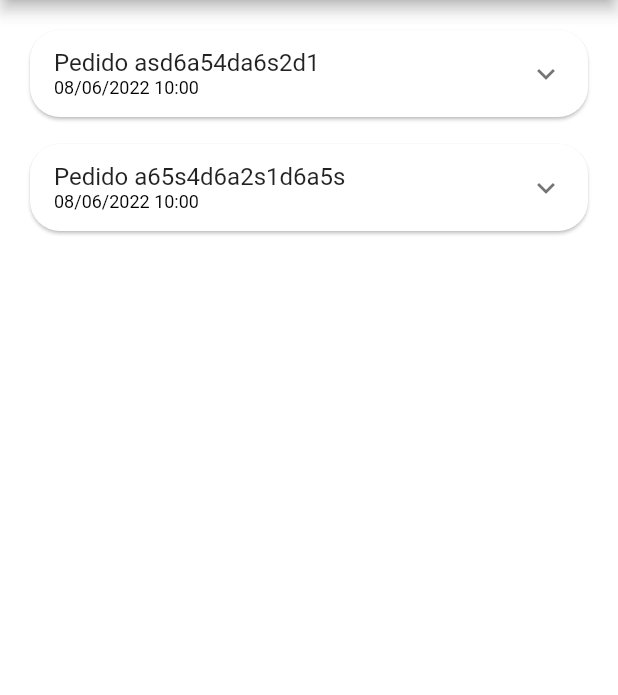
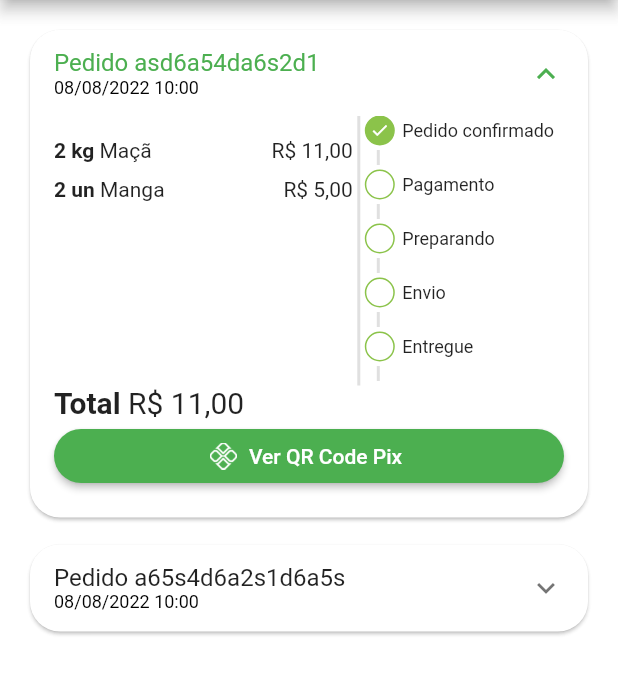
Before and after one commit to gbllopes/quitandinha-flutter-getx, a Flutter app: the OrdersTab screen opened directly, on a phone screen of 412 x 824 dp, the part 84-779 px from its top. Run offline on Flutter 3.47's test engine with Material 2 defaults, Android fonts, the phone set to English and light mode, and no system bars; our stand-ins replace animated_text_kit, badges, fluttertoast, mask_text_input_formatter, qr_flutter; missing offline and left inert: add_to_cart_animation.

Commit message:
Adiciona animações ao APP.

```diff
--- a/lib/src/config/app_data.dart
+++ b/lib/src/config/app_data.dart
@@ -95,10 +95,10 @@ List<OrderModel> orders = [
   OrderModel(
     copyAndPaste: 'q1w2e3r4t5y6',
     createdDateTime: DateTime.parse(
-      '2022-06-08 10:00:10.458',
+      '2022-08-08 10:00:10.458',
     ),
     overdueDateTime: DateTime.parse(
-      '2022-06-08 11:00:10.458',
+      '2022-09-08 11:00:10.458',
     ),
     id: 'asd6a54da6s2d1',
     status: 'pending_payment',
@@ -119,10 +119,10 @@ List<OrderModel> orders = [
   OrderModel(
     copyAndPaste: 'q1w2e3r4t5y6',
     createdDateTime: DateTime.parse(
-      '2022-06-08 10:00:10.458',
+      '2022-08-08 10:00:10.458',
     ),
     overdueDateTime: DateTime.parse(
-      '2022-06-08 11:00:10.458',
+      '2022-09-08 11:00:10.458',
     ),
     id: 'a65s4d6a2s1d6a5s',
     status: 'delivered',
--- a/lib/src/pages/base/base_screen.dart
+++ b/lib/src/pages/base/base_screen.dart
@@ -33,7 +33,10 @@ class _BaseScreenState extends State<BaseScreen> {
         onTap: (index) {
           setState(() {
             currentIndex = index;
-            pageController.jumpToPage(index);
+            // pageController.jumpToPage(index);
+            pageController.animateToPage(index,
+                duration: const Duration(milliseconds: 500),
+                curve: Curves.ease);
           });
         },
         currentIndex: currentIndex,
--- a/lib/src/pages/cart/components/order_status_widget.dart
+++ b/lib/src/pages/cart/components/order_status_widget.dart
@@ -6,7 +6,18 @@ class OrderStatusWidget extends StatelessWidget {
   final String status;
   final bool isOverdue;
 
-  const OrderStatusWidget({
+  final Map<String, int> allStatus = <String, int>{
+    'pending_payment': 0,
+    'refunded': 1,
+    'paid': 2,
+    'preparing_purchase': 3,
+    'shipping': 4,
+    'delivered': 5
+  };
+
+  int get currentStatus => allStatus[status]!;
+
+  OrderStatusWidget({
     Key? key,
     required this.status,
     required this.isOverdue,
@@ -15,10 +26,47 @@ class OrderStatusWidget extends StatelessWidget {
   @override
   Widget build(BuildContext context) {
     return Column(
-      children: const [
-        _StatusDot(isActive: true, title: 'Teste de pagamento'),
-        _StatusDot(isActive: false, title: 'Pagamento efetuado'),
+      crossAxisAlignment: CrossAxisAlignment.start,
+      children: [
+        const _StatusDot(isActive: true, title: 'Pedido confirmado'),
+        const _CustomDivider(),
+        if (currentStatus == 1) ...[
+          const _StatusDot(
+            isActive: true,
+            title: 'Pix estornado',
+            backgroundColor: Colors.orange,
+          ),
+        ] else if (isOverdue) ...[
+          const _StatusDot(
+            isActive: true,
+            title: 'Pagamento pix vencido',
+            backgroundColor: Colors.red,
+          )
+        ] else ...[
+          _StatusDot(isActive: currentStatus >= 2, title: 'Pagamento'),
+          const _CustomDivider(),
+          _StatusDot(isActive: currentStatus >= 3, title: 'Preparando'),
+          const _CustomDivider(),
+          _StatusDot(isActive: currentStatus >= 4, title: 'Envio'),
+          const _CustomDivider(),
+          _StatusDot(isActive: currentStatus == 5, title: 'Entregue'),
+          const _CustomDivider(),
+        ]
       ],
+    );
+  }
+}
+
+class _CustomDivider extends StatelessWidget {
+  const _CustomDivider({Key? key}) : super(key: key);
+
+  @override
+  Widget build(BuildContext context) {
+    return Container(
+      margin: const EdgeInsets.symmetric(horizontal: 8, vertical: 3),
+      height: 10,
+      width: 2,
+      color: Colors.grey.shade300,
     );
   }
 }
@@ -26,11 +74,13 @@ class OrderStatusWidget extends StatelessWidget {
 class _StatusDot extends StatelessWidget {
   final bool isActive;
   final String title;
+  final Color? backgroundColor;
 
   const _StatusDot({
     Key? key,
     required this.isActive,
     required this.title,
+    this.backgroundColor,
   }) : super(key: key);
 
   @override
@@ -46,8 +96,9 @@ class _StatusDot extends StatelessWidget {
             border: Border.all(
               color: CustomColors.customSwatchColor,
             ),
-            color:
-                isActive ? CustomColors.customSwatchColor : Colors.transparent,
+            color: isActive
+                ? backgroundColor ?? CustomColors.customSwatchColor
+                : Colors.transparent,
           ),
           child: isActive
               ? const Icon(
@@ -58,7 +109,7 @@ class _StatusDot extends StatelessWidget {
               : const SizedBox.shrink(),
         ),
         const SizedBox(width: 5),
-        Expanded(child: Text(title))
+        Expanded(child: Text(title, style: const TextStyle(fontSize: 12)))
       ],
     );
   }
--- a/lib/src/pages/orders/components/order_tile.dart
+++ b/lib/src/pages/orders/components/order_tile.dart
@@ -2,6 +2,7 @@ import 'package:flutter/material.dart';
 
 import 'package:quitanda_virtual/src/config/app_data.dart';
 import 'package:quitanda_virtual/src/models/cart_item_model.dart';
+import 'package:quitanda_virtual/src/pages/common_widgets/payment_dialog.dart';
 import 'package:quitanda_virtual/src/services/utils_services.dart';
 
 import '../../../models/order_model.dart';
@@ -23,6 +24,8 @@ class OrderTile extends StatelessWidget {
         child: Theme(
           data: Theme.of(context).copyWith(dividerColor: Colors.transparent),
           child: ExpansionTile(
+            expandedCrossAxisAlignment: CrossAxisAlignment.stretch,
+            initiallyExpanded: order.status == 'pending_payment',
             childrenPadding: const EdgeInsets.fromLTRB(16, 0, 16, 16),
             title: Column(
               crossAxisAlignment: CrossAxisAlignment.start,
@@ -36,18 +39,20 @@ class OrderTile extends StatelessWidget {
               ],
             ),
             children: [
-              SizedBox(
-                height: 150,
+              IntrinsicHeight(
                 child: Row(
                   children: [
                     Expanded(
                         flex: 3,
+                        child: SizedBox(
+                          height: 150,
                           child: ListView(
                             children: order.items
                                 .map((orderItem) => _OrderItemWidget(
                                     utilsServices: utilsServices,
                                     orderItem: orderItem))
                                 .toList(),
+                          ),
                         )),
                     VerticalDivider(
                       color: Colors.grey[300],
@@ -63,7 +68,44 @@ class OrderTile extends StatelessWidget {
                         ))
                   ],
                 ),
+              ),
+              Text.rich(
+                TextSpan(
+                  style: const TextStyle(fontSize: 20),
+                  children: [
+                    TextSpan(
+                      text: 'Total ',
+                      style: TextStyle(
+                        fontWeight: FontWeight.bold,
+                      ),
+                    ),
+                    TextSpan(
+                      text: utilsServices.priceToCurrency(order.total),
                     )
+                  ],
+                ),
+              ),
+              Visibility(
+                visible: order.status == 'pending_payment',
+                child: ElevatedButton.icon(
+                    style: ElevatedButton.styleFrom(
+                        shape: RoundedRectangleBorder(
+                            borderRadius: BorderRadius.circular(20))),
+                    onPressed: () {
+                      showDialog(
+                        context: context,
+                        builder: (_) => PaymentDialog(
+                          order: order,
+                        ),
+                      );
+                    },
+                    icon: Image.asset(
+                      'assets/app_images/pix.png',
+                      width: 18,
+                      height: 18,
+                    ),
+                    label: const Text('Ver QR Code Pix')),
+              ),
             ],
           ),
         ));
--- a/pubspec.yaml
+++ b/pubspec.yaml
@@ -38,6 +38,9 @@ dependencies:
   mask_text_input_formatter: ^2.3.0
   badges: ^2.0.3
   intl: ^0.17.0
+  qr_flutter: ^4.0.0
+  add_to_cart_animation: 0.0.7
+  fluttertoast: ^8.0.9
 
 dev_dependencies:
   flutter_test:
@@ -64,6 +67,7 @@ flutter:
   # To add assets to your application, add an assets section, like this:
   assets:
     - assets/fruits/
+    - assets/app_images/
 
   # An image asset can refer to one or more resolution-specific "variants", see
   # https://flutter.dev/assets-and-images/#resolution-aware.
```
Also changed, not shown: lib/src/pages/cart/cart_tab.dart (+15 -1 lines), lib/src/pages/common_widgets/payment_dialog.dart (added, +86 -0 lines), lib/src/pages/home/components/category_tile.dart (+6 -5 lines), lib/src/pages/home/components/item_tile.dart (+22 -8 lines), lib/src/pages/home/home_tab.dart (+31 -6 lines), lib/src/services/utils_services.dart (+13 -0 lines), assets/app_images/pix.png (added), pubspec.lock. Lines whose indentation alone changed are shown as unchanged.
